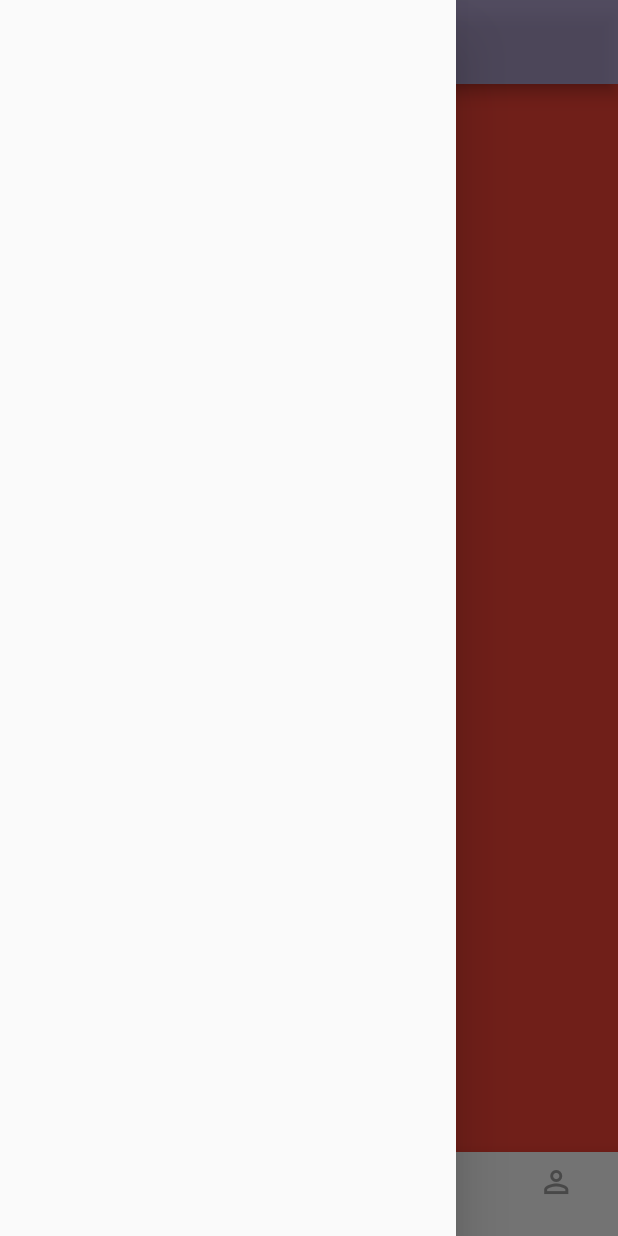
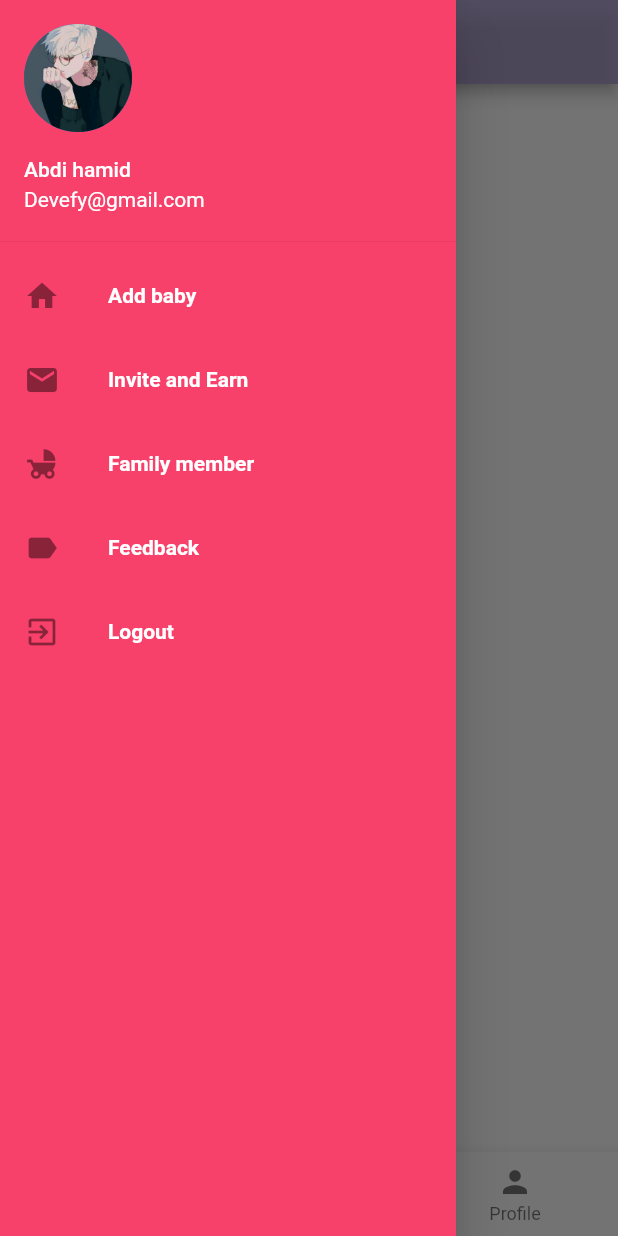
Before and after one commit to shimil2017/flutter, a Flutter app: the HomeScreen screen opened by its route, with the side drawer open, on a phone screen of 412 x 824 dp. Run offline on Flutter 3.47's test engine with Material 2 defaults, Android fonts, the phone set to English and light mode, and no system bars.

```diff
--- a/lib/Components/Form.dart
+++ b/lib/Components/Form.dart
@@ -5,7 +5,8 @@ class FormContainer extends StatelessWidget {
   @override
   Widget build(BuildContext context) {
     return (new Container(
-      margin: new EdgeInsets.symmetric(horizontal: 20.0),
+      margin:
+          new EdgeInsets.only(right: 20.0, left: 20.0, bottom: 10.0, top: 10.0),
       child: new Column(
         mainAxisAlignment: MainAxisAlignment.spaceEvenly,
         children: <Widget>[
--- /dev/null
+++ b/lib/Screens/HomeScreen/Timeline.dart
@@ -0,0 +1,60 @@
+import 'package:flutter/material.dart';
+import 'dart:async';
+
+class TimelineScreen extends StatefulWidget {
+  const TimelineScreen({Key key}) : super(key: key);
+  @override
+  TimelineScreenState createState() => new TimelineScreenState();
+}
+
+PageController pageController;
+
+class TimelineScreenState extends State<TimelineScreen> {
+  Future<List<int>> fakeRequest(int from, int to) async {
+    return Future.delayed(Duration(seconds: 2), () {
+      return List.generate(to - from, (i) => i + from);
+    });
+  }
+
+  List<int> items = List.generate(10, (i) => i);
+  ScrollController _scrollController = new ScrollController();
+  bool isPerformingRequest = false;
+
+  void initState() {
+    super.initState();
+    _scrollController.addListener(() {
+      if (_scrollController.position.pixels ==
+          _scrollController.position.maxScrollExtent) {
+        _getMoreData();
+      }
+    });
+  }
+
+  _getMoreData() async {
+    if (!isPerformingRequest) {
+      setState(() => isPerformingRequest = true);
+      List<int> newEntries = await fakeRequest(items.length, items.length + 10);
+      setState(() {
+        items.addAll(newEntries);
+        isPerformingRequest = false;
+      });
+    }
+  }
+
+  void dispose() {
+    _scrollController.dispose();
+    super.dispose();
+  }
+
+  Widget build(BuildContext context) {
+    return Container(
+      child: ListView.builder(
+        itemCount: items.length,
+        itemBuilder: (context, index) {
+          return ListTile(title: new Text("Number $index"));
+        },
+        controller: _scrollController,
+      ),
+    );
+  }
+}
--- a/lib/Screens/HomeScreen/index.dart
+++ b/lib/Screens/HomeScreen/index.dart
@@ -1,4 +1,6 @@
 import 'package:flutter/material.dart';
+import '../Login/index.dart';
+import './Timeline.dart';
 
 class HomeScreen extends StatefulWidget {
   const HomeScreen({Key key}) : super(key: key);
@@ -11,6 +13,16 @@ PageController pageController;
 class HomeScreenState extends State<HomeScreen> {
   int _page = 0;
   bool triedSilentLogin = false;
+  int _currentIndex = 0;
+  final List<Widget> _children = [
+    TimelineScreen(),
+    Container(
+      color: Colors.yellow,
+    ),
+    Container(
+      color: Colors.black,
+    ),
+  ];
   void navigationTapped(int page) {
     //Animating Page
     pageController.jumpToPage(page);
@@ -19,6 +31,12 @@ class HomeScreenState extends State<HomeScreen> {
   void onPageChanged(int page) {
     setState(() {
       this._page = page;
+    });
+  }
+
+  void onTabTapped(int index) {
+    setState(() {
+      _currentIndex = index;
     });
   }
 
@@ -41,56 +59,106 @@ class HomeScreenState extends State<HomeScreen> {
         title: Text("Baby app"),
         backgroundColor: Color.fromRGBO(162, 146, 199, 0.8),
       ),
-      drawer: Drawer(),
-      body: new PageView(
-        children: [
-          new Container(
-            color: Colors.red,
+      drawer: new Drawer(
+          child: Container(
+              color: Color.fromRGBO(247, 64, 106, 1.0),
+              child: new my_drawer(
+                  email: "Devefy@gmail.com", name: "Abdi hamid"))),
+      body: _children[_currentIndex],
+      bottomNavigationBar: BottomNavigationBar(
+        onTap: onTabTapped, // new
+        currentIndex: _currentIndex,
+        // this will be set when a new tab is tapped
+        items: [
+          BottomNavigationBarItem(
+            icon: new Icon(Icons.public),
+            title: new Text('Community'),
           ),
-          new Container(
-            color: Colors.blue,
+          BottomNavigationBarItem(
+            icon: new Icon(Icons.timeline),
+            title: new Text('Timeline'),
           ),
-          new Container(
-            color: Colors.green,
-          ),
-          new Container(
-            color: Colors.white,
-          ),
-          new Container(
-            color: Colors.yellow,
-          )
+          BottomNavigationBarItem(
+              icon: Icon(Icons.person), title: Text('Profile'))
         ],
-        controller: pageController,
-        physics: new NeverScrollableScrollPhysics(),
-        onPageChanged: onPageChanged,
-      ),
-      bottomNavigationBar: new BottomNavigationBar(
-        items: <BottomNavigationBarItem>[
-          new BottomNavigationBarItem(
-              icon: new Icon(Icons.home, color: Colors.grey),
-              title: new Container(),
-              backgroundColor: Colors.white),
-          new BottomNavigationBarItem(
-              icon: new Icon(Icons.search, color: Colors.grey),
-              title: new Container(),
-              backgroundColor: Colors.white),
-          new BottomNavigationBarItem(
-              icon: new Icon(Icons.add_circle, color: Colors.grey),
-              title: new Container(),
-              backgroundColor: Colors.white),
-          new BottomNavigationBarItem(
-              icon: new Icon(Icons.star, color: Colors.grey),
-              title: new Container(),
-              backgroundColor: Colors.white),
-          new BottomNavigationBarItem(
-              icon: new Icon(Icons.person_outline, color: Colors.grey),
-              title: new Container(),
-              backgroundColor: Colors.white),
-        ],
-        onTap: navigationTapped,
-        currentIndex: _page,
-        type: BottomNavigationBarType.fixed,
       ),
     );
   }
 }
+
+class my_drawer extends StatelessWidget {
+  String email, name;
+
+  my_drawer({this.name, this.email});
+
+  @override
+  Widget build(BuildContext context) {
+    return new Container(
+        child: Column(
+      children: <Widget>[
+        new UserAccountsDrawerHeader(
+          accountEmail: new Text(email),
+          accountName: new Text(name),
+          currentAccountPicture: new CircleAvatar(
+            backgroundImage: new AssetImage("assets/profile_2.jpg"),
+          ),
+          decoration: new BoxDecoration(
+            color: Color.fromRGBO(247, 64, 106, 1.0),
+          ),
+        ),
+        new ListTile(
+          title: new Text(
+            "Add baby",
+            style: TextStyle(color: Colors.white, fontWeight: FontWeight.bold),
+          ),
+          leading: new Icon(Icons.home),
+          onTap: () {
+            print("Home");
+          },
+        ),
+        new ListTile(
+          title: new Text(
+            "Invite and Earn",
+            style: TextStyle(color: Colors.white, fontWeight: FontWeight.bold),
+          ),
+          leading: new Icon(Icons.email),
+          onTap: () {
+            print("Notification");
+          },
+        ),
+        new ListTile(
+          title: new Text(
+            "Family member",
+            style: TextStyle(color: Colors.white, fontWeight: FontWeight.bold),
+          ),
+          leading: new Icon(Icons.child_friendly),
+          onTap: () {
+            print("Notification");
+          },
+        ),
+        new ListTile(
+          title: new Text(
+            "Feedback",
+            style: TextStyle(color: Colors.white, fontWeight: FontWeight.bold),
+          ),
+          leading: new Icon(Icons.label),
+          onTap: () {
+            print("Notification");
+          },
+        ),
+        new ListTile(
+          title: new Text("Logout",
+              style:
+                  TextStyle(color: Colors.white, fontWeight: FontWeight.bold)),
+          leading: new Icon(Icons.exit_to_app),
+          onTap: () {
+            Navigator.push(
+              context,
+              MaterialPageRoute(builder: (context) => LoginScreen()),
+            );
+          },
+        )
+      ],
+    ));
+  }
+}
--- a/pubspec.yaml
+++ b/pubspec.yaml
@@ -27,6 +27,8 @@ flutter:
   uses-material-design: true
 
   # To add assets to your application, add an assets section, like this:
+  assets:
+    - assets/profile_2.jpg
   # assets:
   #  - images/a_dot_burr.jpeg
   #  - images/a_dot_ham.jpeg
```
Also changed, not shown: lib/Screens/ForgotPassword/index.dart (+71 -3 lines), lib/Screens/Login/index.dart (+17 -0 lines), lib/Services/api.dart (+46 -0 lines), lib/model/babytimeline_model.dart (added, +44 -0 lines), assets/profile_2.jpg (added), lib/Components/SignInButton.dart (line endings or trailing spaces), pubspec.lock.
